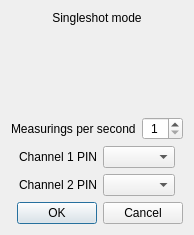
The window that ui/singleshotdialog.ui (Melomanstd/daq_gui) describes before a commit, drawn with Qt 5.
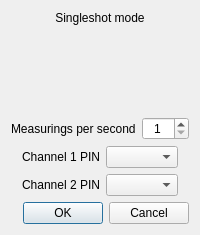
The same window after the commit. Icons and pictures are not drawn.

```diff
--- a/ui/singleshotdialog.ui
+++ b/ui/singleshotdialog.ui
@@ -6,7 +6,7 @@
    <rect>
     <x>0</x>
     <y>0</y>
-    <width>174</width>
+    <width>175</width>
     <height>234</height>
    </rect>
   </property>
@@ -90,6 +90,9 @@
        <property name="minimum">
         <number>1</number>
        </property>
+       <property name="maximum">
+        <number>200</number>
+       </property>
       </widget>
      </item>
     </layout>
```
